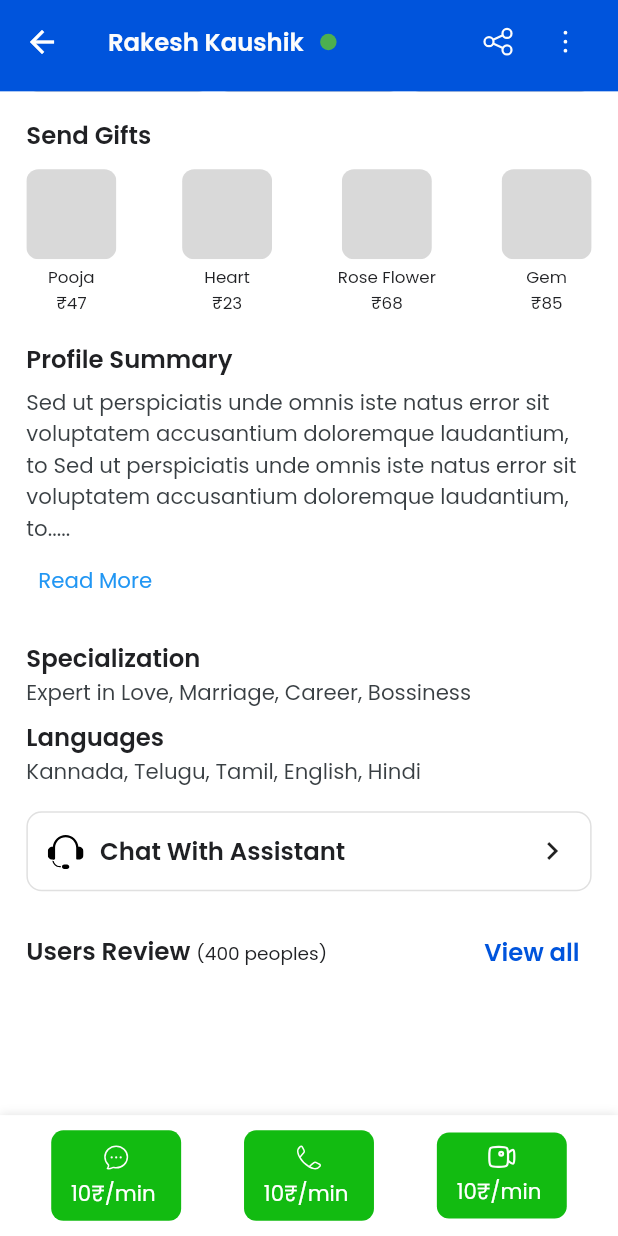
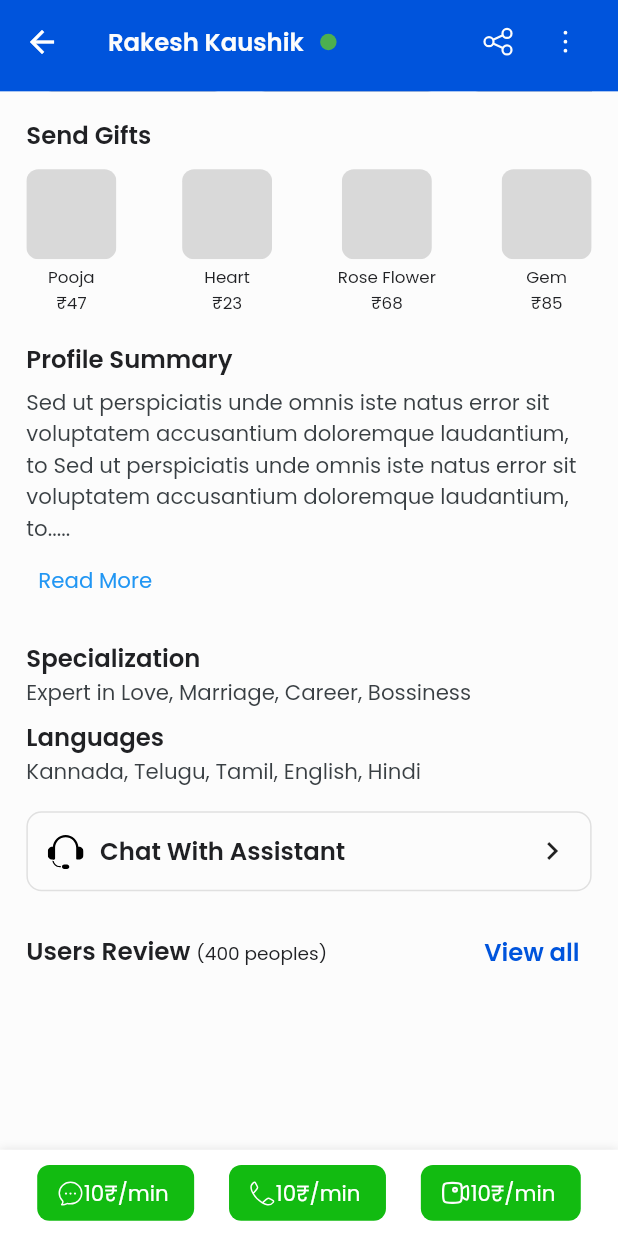
Before and after one commit to nikhilsingh1125/astro_sagga_app, a Flutter app: the DetailsPage screen opened directly, scrolled down 494 dp, on a phone screen of 412 x 824 dp. Run offline on Flutter 3.47's test engine with Material 3 defaults, Android fonts, the phone set to English and light mode, and no system bars; our stand-ins replace flutter_screenutil, flutter_svg, get.

Commit message:
code update

```diff
--- a/lib/presentation/pages/details_page.dart
+++ b/lib/presentation/pages/details_page.dart
@@ -1,6 +1,7 @@
 import 'package:astro_sagga/core/res/app_colors.dart';
 import 'package:astro_sagga/core/res/icons_assets.dart';
 import 'package:flutter/material.dart';
+import 'package:flutter/services.dart';
 import 'package:flutter_screenutil/flutter_screenutil.dart';
 import 'package:flutter_svg/svg.dart';
 import 'package:get/get.dart';
@@ -9,15 +10,21 @@ import '../../core/res/ui_helper.dart';
 import '../controllers/details_page_controllers/details_page_controller.dart';
 import '../widgets/custom_rich_text_widget.dart';
 
-class DetailsPage extends StatelessWidget {
-  final DetailsController controller = Get.put(DetailsController());
+class DetailsPage extends StatefulWidget {
 
   DetailsPage({super.key});
 
   @override
+  State<DetailsPage> createState() => _DetailsPageState();
+}
+
+class _DetailsPageState extends State<DetailsPage> {
+  final DetailsController controller = Get.put(DetailsController());
+
+  @override
   Widget build(BuildContext context) {
     return Scaffold(
-      backgroundColor: Colors.white,
+      backgroundColor: AppColor.white,
       appBar: PreferredSize(
         preferredSize: Size.fromHeight(60.h),
         child: AppBar(
@@ -29,7 +36,6 @@ class DetailsPage extends StatelessWidget {
                   style: customTextStyle(
                       fontSize: 16,
                       color: AppColor.white,
-                      fontFamily: "Poppins",
                       fontWeight: FontWeight.w600)),
               SizedBox(width: 10.w),
               Container(
@@ -184,17 +190,25 @@ class DetailsPage extends StatelessWidget {
     return Column(
       crossAxisAlignment: CrossAxisAlignment.start,
       children: [
-        Text("Images",
-            style: customTextStyle(
-                fontSize: 16,
-                fontWeight: FontWeight.w600,
-                color: AppColor.black)),
+        Text(
+          "Images",
+          style: customTextStyle(
+            fontSize: 16,
+            fontWeight: FontWeight.w600,
+            color: AppColor.black,
+          ),
+        ),
         SizedBox(height: 10.h),
-        Row(
-          mainAxisAlignment: MainAxisAlignment.spaceBetween,
-          children: List.generate(3, (_) {
-            return SvgPicture.asset(IconsAsset.images_items);
-          }),
+        SingleChildScrollView(
+          scrollDirection: Axis.horizontal,
+          child: Row(
+            children: List.generate(3, (_) {
+              return Padding(
+                padding: EdgeInsets.symmetric(horizontal: 10.h),
+                child: SvgPicture.asset(IconsAsset.images_items),
+              );
+            }),
+          ),
         ),
       ],
     );
@@ -355,11 +369,10 @@ class DetailsPage extends StatelessWidget {
                 color: AppColor.green,
                 borderRadius: BorderRadius.circular(8.r),
               ),
-              child: Column(
+              child: Row(
                 mainAxisSize: MainAxisSize.min,
                 children: [
                   SvgPicture.asset(gift['image']!, color: AppColor.white),
-                  SizedBox(height: 4.h),
                   Text(
                     gift['min']!,
                     style: customTextStyle(fontSize: 14, color: Colors.white),
--- a/lib/presentation/pages/home_page.dart
+++ b/lib/presentation/pages/home_page.dart
@@ -22,6 +22,7 @@ class _HomePageState extends State<HomePage> {
   final AstroController controller = Get.put(AstroController());
   final BottomNavController navController = Get.put(BottomNavController());
 
+
   @override
   Widget build(BuildContext context) {
     return Scaffold(
@@ -29,7 +30,7 @@ class _HomePageState extends State<HomePage> {
         backgroundColor: Colors.white,
         elevation: 1,
         leading: Padding(
-          padding: EdgeInsets.only(left: 14.h),
+          padding: EdgeInsets.only(left: 20.h),
           child: SvgPicture.asset(
             IconsAsset.logo,
             height: 20.h,
@@ -54,7 +55,7 @@ class _HomePageState extends State<HomePage> {
             width: 15.h,
           ),
           Container(
-            margin: EdgeInsets.symmetric(vertical: 5.h),
+            margin: EdgeInsets.symmetric(vertical: 7.h),
             decoration: BoxDecoration(
                 borderRadius: const BorderRadius.all(Radius.circular(10)),
                 border: Border.all(color: AppColor.darkGrey),
```
